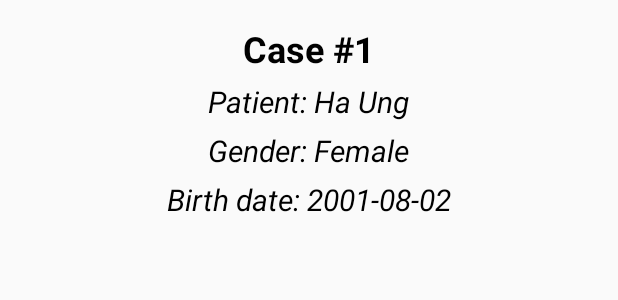
After one commit to ha-ung/telehealth, an Android app: the layout activity_case_detail.xml on its own in the app's theme, with its tools: preview values and no code run, on a phone screen of 412 x 824 dp. The commit adds this screen. Shown: the top 300 px of the screen. Run offline under Robolectric (Android 15) with nearby library versions, the phone set to English and light mode, and no system bars.

Commit message:
Added Case Detail layout
- Doctor can view case details by clicking on a case on their home screen

```diff
--- a/app/src/main/java/com/example/mobileproject/DoctorHomeActivity.java
+++ b/app/src/main/java/com/example/mobileproject/DoctorHomeActivity.java
@@ -9,6 +9,7 @@ import android.content.Intent;
 import android.content.ReceiverCallNotAllowedException;
 import android.os.Bundle;
 import android.util.Log;
+import android.view.View;
 
 import com.example.mobileproject.db.Cases;
 import com.example.mobileproject.db.CasesDao;
@@ -39,8 +40,11 @@ public class DoctorHomeActivity extends AppCompatActivity {
         adapter = new CasesListAdapter(this, casesList);
         recyclerView.setAdapter(adapter);
         recyclerView.setLayoutManager(new LinearLayoutManager(this));
-
         Log.d("doctor's id", String.valueOf(id));
     }
 
+    public void onClick(View view) {
+        Intent intent = new Intent(this, PatientHomeActivity.class);
+        startActivity(intent);
+    }
 }
--- a/app/src/main/java/com/example/mobileproject/db/CasesDao.java
+++ b/app/src/main/java/com/example/mobileproject/db/CasesDao.java
@@ -16,4 +16,7 @@ public interface CasesDao {
 
     @Query("SELECT * FROM Cases WHERE doctor_id = :id")
     public List<Cases> getAllCasesByDoctorId(Integer id);
+
+    @Query("SELECT patient_id FROM Cases WHERE case_id = :id")
+    public Integer getPatientIdById(Integer id);
 }
--- a/app/src/main/java/com/example/mobileproject/db/PatientDao.java
+++ b/app/src/main/java/com/example/mobileproject/db/PatientDao.java
@@ -7,4 +7,6 @@ import java.util.List;
 
 @Dao
 public interface PatientDao {
+    @Query("SELECT user_id FROM patient WHERE patient_id = :id")
+    public Integer getUserIdById(Integer id);
 }
--- a/app/src/main/java/com/example/mobileproject/db/TelehealthDatabase.java
+++ b/app/src/main/java/com/example/mobileproject/db/TelehealthDatabase.java
@@ -1,14 +1,13 @@
 package com.example.mobileproject.db;
 import android.content.Context;
 
-import androidx.room.AutoMigration;
 import androidx.room.Database;
 import androidx.room.Room;
 import androidx.room.RoomDatabase;
 
 import java.io.File;
 
-@Database(entities = {User.class, Patient.class, Doctor.class, Diagnosis.class, Cases.class}, version = 1)
+@Database(entities = {User.class, Patient.class, Doctor.class, Diagnosis.class, Cases.class, Monitor.class}, version = 1)
 public abstract class TelehealthDatabase extends RoomDatabase {
 
     public abstract UserDao userDao();
@@ -16,6 +15,7 @@ public abstract class TelehealthDatabase extends RoomDatabase {
     public abstract DoctorDao doctorDao();
     public abstract PatientDao patientDao();
     public abstract CasesDao casesDao();
+    public abstract MonitorDao monitorDao();
     private static TelehealthDatabase INSTANCE;
 
     public static TelehealthDatabase getDbInstance(Context context)  {
@@ -26,7 +26,7 @@ public abstract class TelehealthDatabase extends RoomDatabase {
             INSTANCE = Room
                     .databaseBuilder(context.getApplicationContext(), TelehealthDatabase.class, "telehealth_db")
                     .allowMainThreadQueries()
-                    .createFromAsset("databases/telehealth.db")
+                    .createFromAsset("databases/telehealth2.db")
                     .build();
         }
         return INSTANCE;
--- /dev/null
+++ b/app/src/main/res/layout/activity_case_detail.xml
@@ -0,0 +1,80 @@
+<?xml version="1.0" encoding="utf-8"?>
+<androidx.constraintlayout.widget.ConstraintLayout xmlns:android="http://schemas.android.com/apk/res/android"
+    xmlns:app="http://schemas.android.com/apk/res-auto"
+    xmlns:tools="http://schemas.android.com/tools"
+    android:layout_width="match_parent"
+    android:layout_height="match_parent"
+    tools:context=".CaseDetailActivity">
+    <ScrollView
+        android:layout_width="match_parent"
+        android:layout_height="match_parent">
+        <LinearLayout
+            android:layout_width="match_parent"
+            android:layout_height="match_parent"
+            android:padding="16dp"
+            android:orientation="vertical"
+            android:gravity="center">
+            <TextView
+                android:id="@+id/case_title"
+                android:layout_width="wrap_content"
+                android:layout_height="wrap_content"
+                android:layout_weight="1"
+                android:text="Case #1"
+                android:textColor="#000"
+                android:textSize="24sp"
+                android:textStyle="bold"
+                app:layout_constraintEnd_toEndOf="parent"
+                app:layout_constraintStart_toStartOf="parent"
+                app:layout_constraintTop_toTopOf="parent" />
+
+            <TextView
+                android:id="@+id/patient_name"
+                android:layout_width="wrap_content"
+                android:layout_height="wrap_content"
+                android:layout_weight="1"
+                android:text="Patient: Ha Ung"
+                android:textColor="#000"
+                android:textSize="20sp"
+                android:textStyle="italic"
+                android:layout_marginTop="5dp"
+                app:layout_constraintEnd_toEndOf="parent"
+                app:layout_constraintStart_toStartOf="parent"
+                app:layout_constraintTop_toTopOf="parent" />
+
+            <TextView
+                android:id="@+id/patient_gender"
+                android:layout_width="wrap_content"
+                android:layout_height="wrap_content"
+                android:layout_weight="1"
+                android:text="Gender: Female"
+                android:textColor="#000"
+                android:textSize="20sp"
+                android:textStyle="italic"
+                android:layout_marginTop="5dp"
+                app:layout_constraintEnd_toEndOf="parent"
+                app:layout_constraintStart_toStartOf="parent"
+                app:layout_constraintTop_toTopOf="parent" />
+
+            <TextView
+                android:id="@+id/patient_birth_date"
+                android:layout_width="wrap_content"
+                android:layout_height="wrap_content"
+                android:layout_weight="1"
+                android:text="Birth date: 2001-08-02"
+                android:textColor="#000"
+                android:textSize="20sp"
+                android:textStyle="italic"
+                android:layout_marginTop="5dp"
+                app:layout_constraintEnd_toEndOf="parent"
+                app:layout_constraintStart_toStartOf="parent"
+                app:layout_constraintTop_toTopOf="parent" />
+
+            <androidx.recyclerview.widget.RecyclerView
+                android:id="@+id/monitors_list"
+                android:layout_width="match_parent"
+                android:layout_height="wrap_content"
+                android:gravity="center"/>
+        </LinearLayout>
+    </ScrollView>
+
+</androidx.constraintlayout.widget.ConstraintLayout>
```
Also changed, not shown: app/src/main/AndroidManifest.xml (+9 -5 lines), app/src/main/java/com/example/mobileproject/CaseDetailActivity.java (added, +72 -0 lines), app/src/main/java/com/example/mobileproject/CasesListAdapter.java (+15 -1 lines), app/src/main/java/com/example/mobileproject/MonitorsListAdapter.java (added, +72 -0 lines), app/src/main/java/com/example/mobileproject/db/Monitor.java (added, +36 -0 lines), app/src/main/java/com/example/mobileproject/db/MonitorDao.java (added, +18 -0 lines), app/src/main/java/com/example/mobileproject/db/UserDao.java (+7 -4 lines), app/src/main/res/layout/monitor_item.xml (added, +49 -0 lines), app/src/main/assets/databases/telehealth.db, app/src/main/assets/databases/telehealth2.db.
